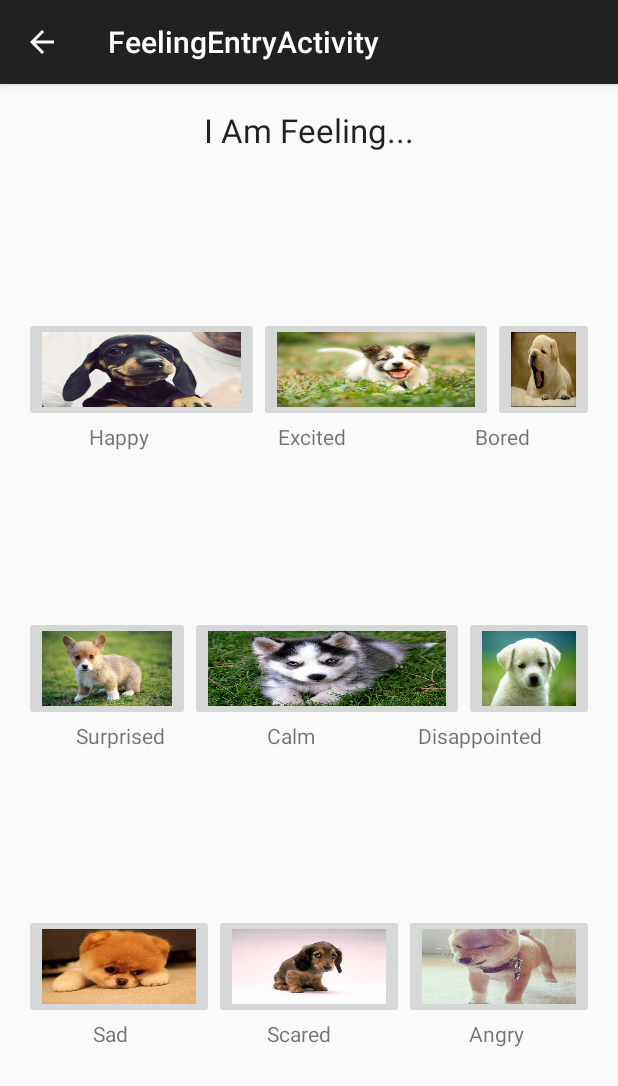
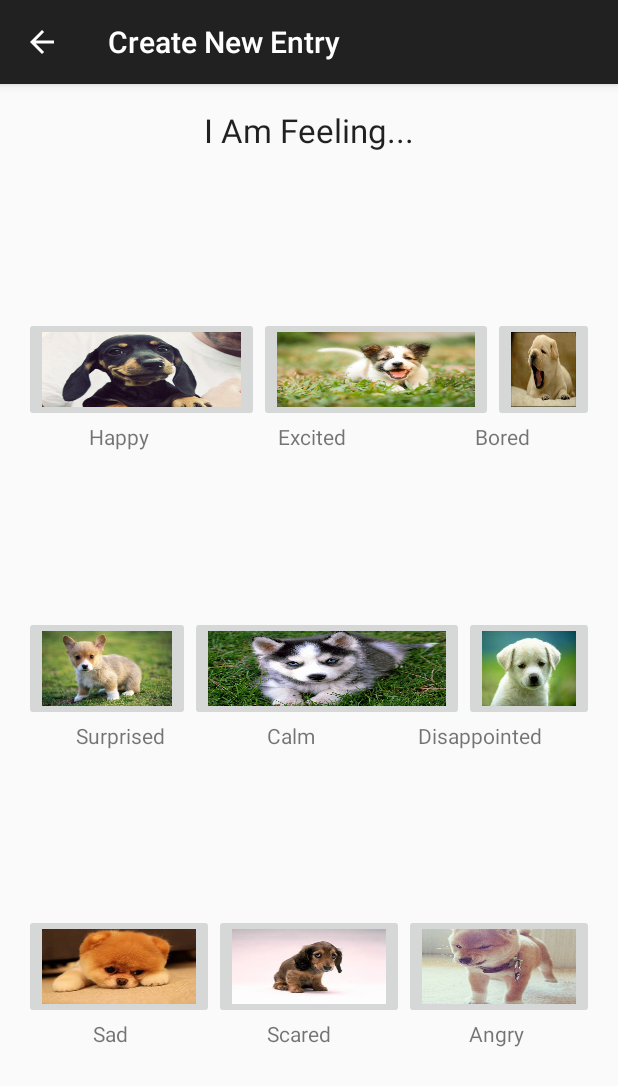
Before and after one commit to Truckle12/FeelingsDiary, an Android app: the FeelingEntryActivity screen opened directly, with no data from a screen before it, on a phone screen of 412 x 824 dp. Shown: the top 1086 px of the screen. Run offline under Robolectric (Android 15) with nearby library versions, the phone set to English and light mode, and no system bars.

Commit message:
bar title

```diff
--- a/app/src/main/java/com/example/ssteffanus/feelingsdiary/FeelingEntryActivity.java
+++ b/app/src/main/java/com/example/ssteffanus/feelingsdiary/FeelingEntryActivity.java
@@ -22,6 +22,7 @@ public class FeelingEntryActivity extends AppCompatActivity implements View.OnCl
     protected void onCreate(Bundle savedInstanceState) {
         super.onCreate(savedInstanceState);
         setContentView(R.layout.feeling_entry_layout);
+        getSupportActionBar().setTitle("Create New Entry");
 
         IB_happy = (ImageButton)findViewById(R.id.imageButton_happy);
         IB_excited = (ImageButton)findViewById(R.id.imageButton_excited);
```
